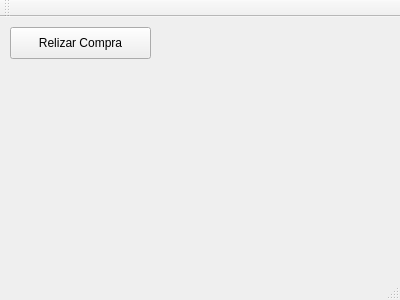
Above: cliente_1/mainwindow.ui from danialvaradob/Datos_Sockets_3 before the change. Below: the same form after it.
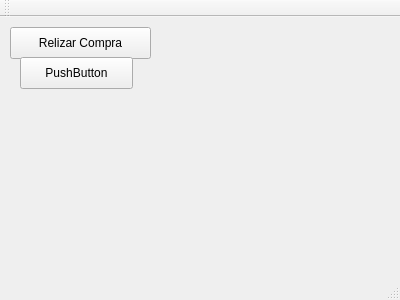
That is the form after the change.

Commit message: Interfaz cliente actualizada

What changed in the file:
```diff
--- a/cliente_1/mainwindow.ui
+++ b/cliente_1/mainwindow.ui
@@ -27,6 +27,19 @@
      <string>Relizar Compra</string>
     </property>
    </widget>
+   <widget class="QPushButton" name="pushButton_2">
+    <property name="geometry">
+     <rect>
+      <x>20</x>
+      <y>40</y>
+      <width>113</width>
+      <height>32</height>
+     </rect>
+    </property>
+    <property name="text">
+     <string>PushButton</string>
+    </property>
+   </widget>
   </widget>
   <widget class="QMenuBar" name="menuBar">
    <property name="geometry">
```
The commit also changes 4 other files.
